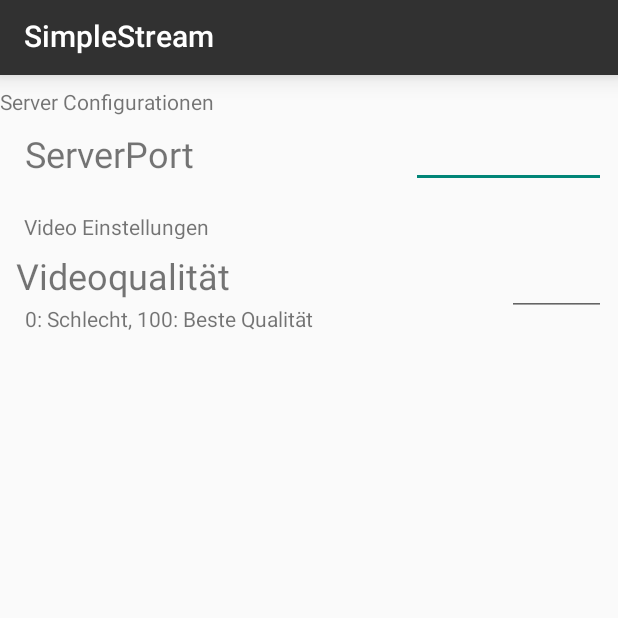
After one commit to unknownSaschka/MobaApp, an Android app: the Settings screen opened directly, with no data from a screen before it, on a phone screen of 412 x 824 dp, the top half of it. The commit adds this screen. Run offline under Robolectric (Android 15) with nearby library versions, the phone set to English and light mode, and no system bars; Roboto replaces fonts that are not available here.

Commit message:
Sachen an der GUI bearbeitet

```diff
--- a/app/src/main/java/com/example/sascha/mobaapp/ImageSendService.java
+++ b/app/src/main/java/com/example/sascha/mobaapp/ImageSendService.java
@@ -45,7 +45,7 @@ public class ImageSendService extends WebSocketServer{
     @Override
     public void onMessage(WebSocket conn, String message) {
         Log.i("ImageSendService", message);
-        //sendTestPictures();
+        sendTestPictures();
         //TestTimerSendThread thread = new TestTimerSendThread(this);
         //thread.run();
     }
--- /dev/null
+++ b/app/src/main/java/com/example/sascha/mobaapp/Settings.java
@@ -0,0 +1,13 @@
+package com.example.sascha.mobaapp;
+
+import android.support.v7.app.AppCompatActivity;
+import android.os.Bundle;
+
+public class Settings extends AppCompatActivity {
+
+    @Override
+    protected void onCreate(Bundle savedInstanceState) {
+        super.onCreate(savedInstanceState);
+        setContentView(R.layout.activity_settings);
+    }
+}
--- /dev/null
+++ b/app/src/main/res/drawable/ic_home_black_24dp.xml
@@ -0,0 +1,9 @@
+<vector xmlns:android="http://schemas.android.com/apk/res/android"
+        android:width="24dp"
+        android:height="24dp"
+        android:viewportWidth="24.0"
+        android:viewportHeight="24.0">
+    <path
+        android:fillColor="#FF000000"
+        android:pathData="M10,20v-6h4v6h5v-8h3L12,3 2,12h3v8z"/>
+</vector>
--- /dev/null
+++ b/app/src/main/res/drawable/ic_settings_black_24dp.xml
@@ -0,0 +1,9 @@
+<vector xmlns:android="http://schemas.android.com/apk/res/android"
+        android:width="24dp"
+        android:height="24dp"
+        android:viewportWidth="24.0"
+        android:viewportHeight="24.0">
+    <path
+        android:fillColor="#FF000000"
+        android:pathData="M19.43,12.98c0.04,-0.32 0.07,-0.64 0.07,-0.98s-0.03,-0.66 -0.07,-0.98l2.11,-1.65c0.19,-0.15 0.24,-0.42 0.12,-0.64l-2,-3.46c-0.12,-0.22 -0.39,-0.3 -0.61,-0.22l-2.49,1c-0.52,-0.4 -1.08,-0.73 -1.69,-0.98l-0.38,-2.65C14.46,2.18 14.25,2 14,2h-4c-0.25,0 -0.46,0.18 -0.49,0.42l-0.38,2.65c-0.61,0.25 -1.17,0.59 -1.69,0.98l-2.49,-1c-0.23,-0.09 -0.49,0 -0.61,0.22l-2,3.46c-0.13,0.22 -0.07,0.49 0.12,0.64l2.11,1.65c-0.04,0.32 -0.07,0.65 -0.07,0.98s0.03,0.66 0.07,0.98l-2.11,1.65c-0.19,0.15 -0.24,0.42 -0.12,0.64l2,3.46c0.12,0.22 0.39,0.3 0.61,0.22l2.49,-1c0.52,0.4 1.08,0.73 1.69,0.98l0.38,2.65c0.03,0.24 0.24,0.42 0.49,0.42h4c0.25,0 0.46,-0.18 0.49,-0.42l0.38,-2.65c0.61,-0.25 1.17,-0.59 1.69,-0.98l2.49,1c0.23,0.09 0.49,0 0.61,-0.22l2,-3.46c0.12,-0.22 0.07,-0.49 -0.12,-0.64l-2.11,-1.65zM12,15.5c-1.93,0 -3.5,-1.57 -3.5,-3.5s1.57,-3.5 3.5,-3.5 3.5,1.57 3.5,3.5 -1.57,3.5 -3.5,3.5z"/>
+</vector>
--- /dev/null
+++ b/app/src/main/res/layout/activity_settings.xml
@@ -0,0 +1,126 @@
+<?xml version="1.0" encoding="utf-8"?>
+
+<android.support.v4.widget.DrawerLayout xmlns:android="http://schemas.android.com/apk/res/android"
+    xmlns:app="http://schemas.android.com/apk/res-auto"
+    xmlns:tools="http://schemas.android.com/tools"
+    android:id="@+id/drawer_layout"
+    android:layout_width="match_parent"
+    android:layout_height="match_parent"
+    android:fitsSystemWindows="true">
+
+    <android.support.constraint.ConstraintLayout
+        xmlns:android="http://schemas.android.com/apk/res/android"
+        xmlns:app="http://schemas.android.com/apk/res-auto"
+        xmlns:tools="http://schemas.android.com/tools"
+        android:layout_width="match_parent"
+        android:layout_height="match_parent">
+
+        <EditText
+            android:id="@+id/editText"
+            android:layout_width="130dp"
+            android:layout_height="39dp"
+            android:layout_marginEnd="8dp"
+            android:layout_marginTop="8dp"
+            android:ems="10"
+            android:inputType="numberDecimal"
+            app:layout_constraintEnd_toEndOf="parent"
+            app:layout_constraintTop_toBottomOf="@+id/textView2" />
+
+        <TextView
+            android:id="@+id/serverPortSetting"
+            android:layout_width="217dp"
+            android:layout_height="43dp"
+            android:layout_marginEnd="8dp"
+            android:layout_marginStart="8dp"
+            android:layout_marginTop="8dp"
+            android:text="ServerPort"
+            android:textSize="24sp"
+            app:layout_constraintEnd_toStartOf="@+id/editText"
+            app:layout_constraintHorizontal_bias="0.205"
+            app:layout_constraintStart_toStartOf="parent"
+            app:layout_constraintTop_toBottomOf="@+id/textView2" />
+
+        <TextView
+            android:id="@+id/textView2"
+            android:layout_width="152dp"
+            android:layout_height="20dp"
+            android:layout_marginTop="8dp"
+            android:text="Server Configurationen"
+            app:layout_constraintTop_toBottomOf="@+id/toolbar"
+            tools:layout_editor_absoluteX="16dp" />
+
+        <TextView
+            android:id="@+id/videoSettings"
+            android:layout_width="133dp"
+            android:layout_height="18dp"
+            android:layout_marginEnd="8dp"
+            android:layout_marginStart="8dp"
+            android:layout_marginTop="12dp"
+            android:text="Video Einstellungen"
+            app:layout_constraintEnd_toEndOf="parent"
+            app:layout_constraintHorizontal_bias="0.03"
+            app:layout_constraintStart_toStartOf="parent"
+            app:layout_constraintTop_toBottomOf="@+id/serverPortSetting" />
+
+        <TextView
+            android:id="@+id/textView4"
+            android:layout_width="232dp"
+            android:layout_height="35dp"
+            android:layout_marginEnd="8dp"
+            android:layout_marginStart="8dp"
+            android:layout_marginTop="8dp"
+            android:text="Videoqualität"
+            android:textSize="24sp"
+            app:layout_constraintEnd_toStartOf="@+id/streamQuality"
+            app:layout_constraintHorizontal_bias="0.033"
+            app:layout_constraintStart_toStartOf="parent"
+            app:layout_constraintTop_toBottomOf="@+id/videoSettings" />
+
+        <EditText
+            android:id="@+id/streamQuality"
+            android:layout_width="66dp"
+            android:layout_height="wrap_content"
+            android:layout_marginEnd="8dp"
+            android:layout_marginTop="40dp"
+            android:ems="10"
+            android:inputType="numberDecimal"
+            app:layout_constraintEnd_toEndOf="parent"
+            app:layout_constraintTop_toBottomOf="@+id/editText" />
+
+        <TextView
+            android:id="@+id/textView5"
+            android:layout_width="211dp"
+            android:layout_height="27dp"
+            android:layout_marginEnd="8dp"
+            android:layout_marginStart="8dp"
+            android:text="0: Schlecht, 100: Beste Qualität"
+            app:layout_constraintEnd_toStartOf="@+id/streamQuality"
+            app:layout_constraintHorizontal_bias="0.078"
+            app:layout_constraintStart_toStartOf="parent"
+            app:layout_constraintTop_toBottomOf="@+id/textView4" />
+
+        <android.support.v7.widget.Toolbar
+            android:id="@+id/toolbar"
+            android:layout_width="0dp"
+            android:layout_height="50dp"
+            android:background="#313131"
+            android:elevation="10dp"
+            android:theme="?android:attr/toolbarStyle"
+            app:layout_constraintEnd_toEndOf="parent"
+            app:layout_constraintHorizontal_bias="1.0"
+            app:layout_constraintStart_toStartOf="parent"
+            app:layout_constraintTop_toTopOf="parent"
+            app:title="@string/app_name"
+            app:titleMarginTop="10dp"
+            app:titleTextColor="@android:color/background_light" />
+    </android.support.constraint.ConstraintLayout>
+
+    <android.support.design.widget.NavigationView
+        android:id="@+id/nav_view"
+        android:layout_width="wrap_content"
+        android:layout_height="match_parent"
+        android:layout_gravity="start"
+        android:fitsSystemWindows="true"
+        app:menu="@menu/drawer_view"
+        app:headerLayout="@layout/nav_header"/>
+</android.support.v4.widget.DrawerLayout>
--- /dev/null
+++ b/app/src/main/res/menu/drawer_view.xml
@@ -0,0 +1,13 @@
+<?xml version="1.0" encoding="utf-8"?>
+<menu xmlns:android="http://schemas.android.com/apk/res/android">
+    <group android:checkableBehavior="single"/>
+    <item
+        android:id="@+id/nav_home"
+        android:icon="@drawable/ic_home_black_24dp"
+        android:title="@string/drawerHome"/>
+    <item
+        android:id="@+id/nav_settings"
+        android:icon="@drawable/ic_settings_black_24dp"
+        android:title="@string/drawerSettings"/>
+
+</menu>
--- a/app/src/main/res/values/strings.xml
+++ b/app/src/main/res/values/strings.xml
@@ -1,5 +1,5 @@
 <resources>
-    <string name="app_name">MobaApp</string>
+    <string name="app_name">SimpleStream</string>
     <string name="buttonStart">Starte Übertragung</string>
     <string name="buttonStop">Stop</string>
     <string name="ipInfoServerOff">Deine IP Adresse:</string>
@@ -7,4 +7,13 @@
     <string name="noIpFound">Keine IP-Adresse gefunden. Ist dein WLAN aus?</string>
     <string name="noInterface">Kein Interface gefunden</string>
     <string name="settings">Einstellungen</string>
+    <string name="serverPortSetting">Server Port</string>
+    <string name="Server_Settings">Servereinstellungen</string>
+    <string name="videoQualitySetting">Videoqualität</string>
+    <string name="videoSettings">Videoeinstellungen</string>
+    <string name="serverPortNumber">8080</string>
+    <string name="streamQuality">30</string>
+    <string name="streamQualityExp">0: Schlecht, 100: Beste Qualität</string>
+    <string name="drawerHome">Home</string>
+    <string name="drawerSettings">Einstellungen</string>
 </resources>
--- a/app/src/main/res/values/styles.xml
+++ b/app/src/main/res/values/styles.xml
@@ -1,7 +1,7 @@
 <resources>
 
     <!-- Base application theme. -->
-    <style name="AppTheme" parent="Theme.AppCompat.Light">
+    <style name="AppTheme" parent="Theme.AppCompat.Light.DarkActionBar">
         <!-- Customize your theme here. -->
         <item name="colorPrimary">@color/colorPrimary</item>
         <item name="colorPrimaryDark">@color/colorPrimaryDark</item>
```
Also changed, not shown: app/build.gradle (+6 -3 lines), app/src/main/AndroidManifest.xml (+10 -7 lines), app/src/main/java/com/example/sascha/mobaapp/MainActivity.java (+58 -11 lines), app/src/main/res/drawable/ic_menu_black_24dp.xml (added, +9 -0 lines), app/src/main/res/layout/activity_main.xml (+31 -7 lines), app/src/main/res/layout/nav_header.xml (added, +19 -0 lines), app/src/main/res/menu/menu.xml (deleted, +0 -12 lines), 1 other file.
